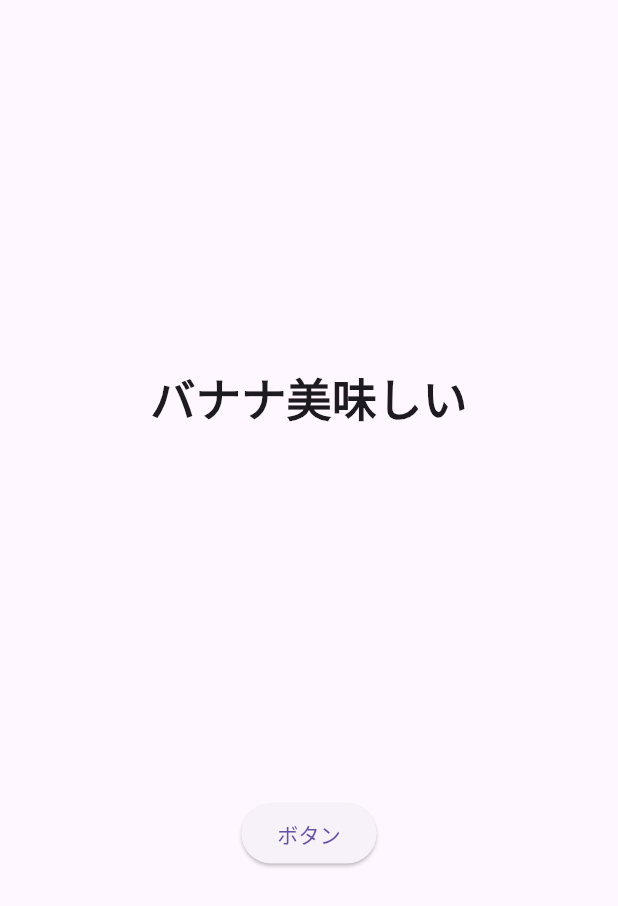
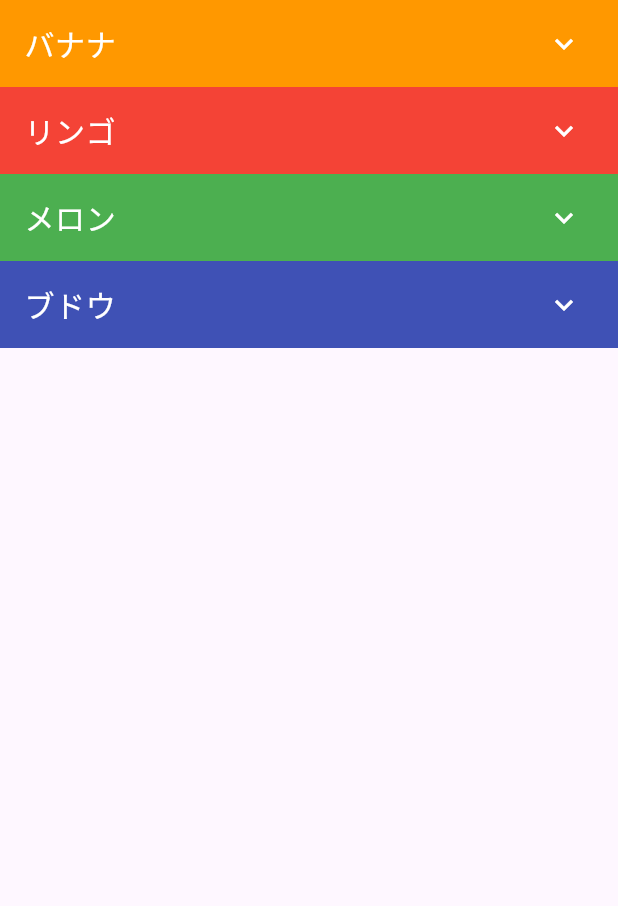
Before and after one commit to kabikira/flutter_note, a Flutter app: the screen it shows after launch, on a phone screen of 412 x 824 dp. Shown: the top 906 px of the screen. Run offline on Flutter 3.47's test engine with Material 3 defaults, Android fonts, the light colour scheme and no system bars; our stand-ins replace freezed_annotation, go_router; Roboto replaces fonts that are missing (Hachi Maru Pop).

Commit message:
#22アコーディオン

```diff
--- /dev/null
+++ b/lib/accordion.dart
@@ -0,0 +1,61 @@
+import 'package:flutter/material.dart';
+
+// アコーディオン (オリジナルWidget)
+class Accordion extends StatelessWidget {
+  // ウィジェットのコンストラクターは const を付けておく
+  const Accordion({
+    super.key,
+    required this.headColor,
+    required this.bodyColor,
+    required this.title,
+    required this.imageName,
+  });
+
+  // --- 知りたい情報たちには final を付けておく ---
+
+  /// 頭の部分の色
+  final Color headColor;
+
+  /// 体の部分の色
+  final Color bodyColor;
+
+  /// 頭の部分の文字
+  final String title;
+
+  /// 開いたときの画像ファイル名
+  final String imageName;
+
+  @override
+  Widget build(BuildContext context) {
+    // ExpansionTile ウィジェットを使ってアコーディオンを作る
+    // かなり細かく設定できるようになっている
+    return ExpansionTile(
+      // 閉じたときの文字の色
+      collapsedTextColor: Colors.white,
+      // 開いたときの文字の色
+      textColor: Colors.white,
+      // 閉じたときのアイコンの色
+      collapsedIconColor: Colors.white,
+      // 開いたときのアイコンの色
+      iconColor: Colors.white,
+      // 閉じたときの背景の色
+      collapsedBackgroundColor: headColor, // 引数で教えてもらった色を使う
+      // 開いたときの背景の色
+      backgroundColor: headColor,
+      title: Text(
+        title,
+        style: const TextStyle(fontSize: 20),
+      ),
+      children: [
+        // 中身のコンテナ
+        Container(
+          color: bodyColor,
+          width: double.infinity,
+          height: 100,
+          alignment: Alignment.center,
+          child: Image.asset(imageName),
+        ),
+      ],
+    );
+  }
+}
--- a/lib/main.dart
+++ b/lib/main.dart
@@ -1,26 +1,7 @@
-import 'package:flutter/foundation.dart';
 import 'package:flutter/material.dart';
-import 'package:flutter/services.dart';
-import 'package:google_fonts/google_fonts.dart';
+import 'package:flutter_note/accordion.dart';
 
-/*
-  最新のFlutterに対応するため、動画と少しコードが変わりました
-*/
-
-/// メイン関数
 void main() {
-  // OFL を守るために このコードが必要
-  LicenseRegistry.addLicense(() async* {
-    final license = await rootBundle.loadString(
-      'google_fonts/OFL.txt',
-    );
-    yield LicenseEntryWithLineBreaks(
-      ['google_fonts'],
-      license,
-    );
-  });
-
-  // アプリ
   const app = MyApp();
   runApp(app);
 }
@@ -32,6 +13,7 @@ class MyApp extends StatelessWidget {
   @override
   Widget build(BuildContext context) {
     return const MaterialApp(
+      debugShowCheckedModeBanner: false,
       home: HomePage(),
     );
   }
@@ -43,36 +25,46 @@ class HomePage extends StatelessWidget {
 
   @override
   Widget build(BuildContext context) {
-    // テキスト
-    final text = Text(
-      'バナナ美味しい',
-      style: GoogleFonts.hachiMaruPop(
-        fontSize: 30,
-        fontWeight: FontWeight.w600,
-      ),
+    // アコーディオンを縦に並べるカラム
+    final column = Column(
+      children: [
+        // バナナのアコーディオン
+        Accordion(
+          title: 'バナナ',
+          headColor: Colors.orange,
+          bodyColor: Colors.orange.shade200,
+          imageName: 'assets/images/banana.png',
+        ),
+        // リンゴのアコーディオン
+        Accordion(
+          title: 'リンゴ',
+          headColor: Colors.red,
+          bodyColor: Colors.red.shade200,
+          imageName: 'assets/images/apple.png',
+        ),
+        // メロンのアコーディオン
+        Accordion(
+          title: 'メロン',
+          headColor: Colors.green,
+          bodyColor: Colors.green.shade200,
+          imageName: 'assets/images/melon.png',
+        ),
+        // ブドウのアコーディオン
+        Accordion(
+          title: 'ブドウ',
+          headColor: Colors.indigo,
+          bodyColor: Colors.indigo.shade200,
+          imageName: 'assets/images/grape.png',
+        ),
+      ],
     );
 
-    // ボタンを押した時の関数
-    void onPressed() {
-      showLicensePage(context: context);
-    }
-
-    // ボタン
-    final button = ElevatedButton(
-      onPressed: onPressed,
-      child: const Text('ボタン'),
-    );
-
+    // 画面
     return Scaffold(
-      body: Center(
-        // カラムで縦に並べる
-        child: Column(
-          mainAxisAlignment: MainAxisAlignment.spaceEvenly,
-          children: [
-            text,
-            button,
-          ],
-        ),
+      // 画面をはみ出したらスクロールできるようにする
+      body: SingleChildScrollView(
+        // 上で作ったカラム
+        child: column,
       ),
     );
   }
```
